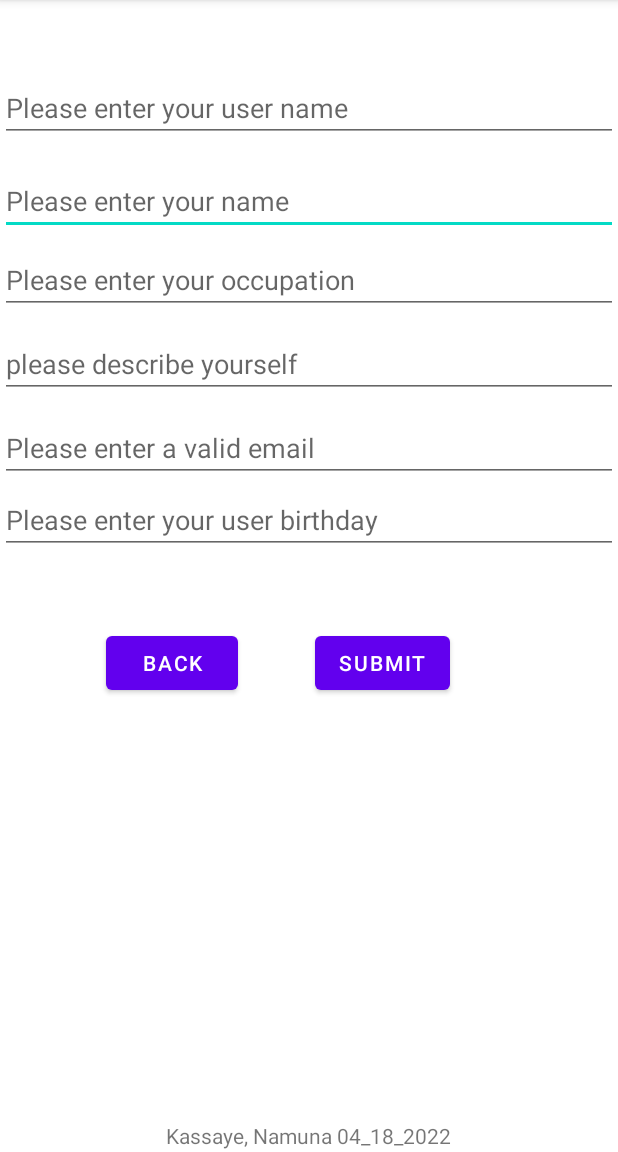
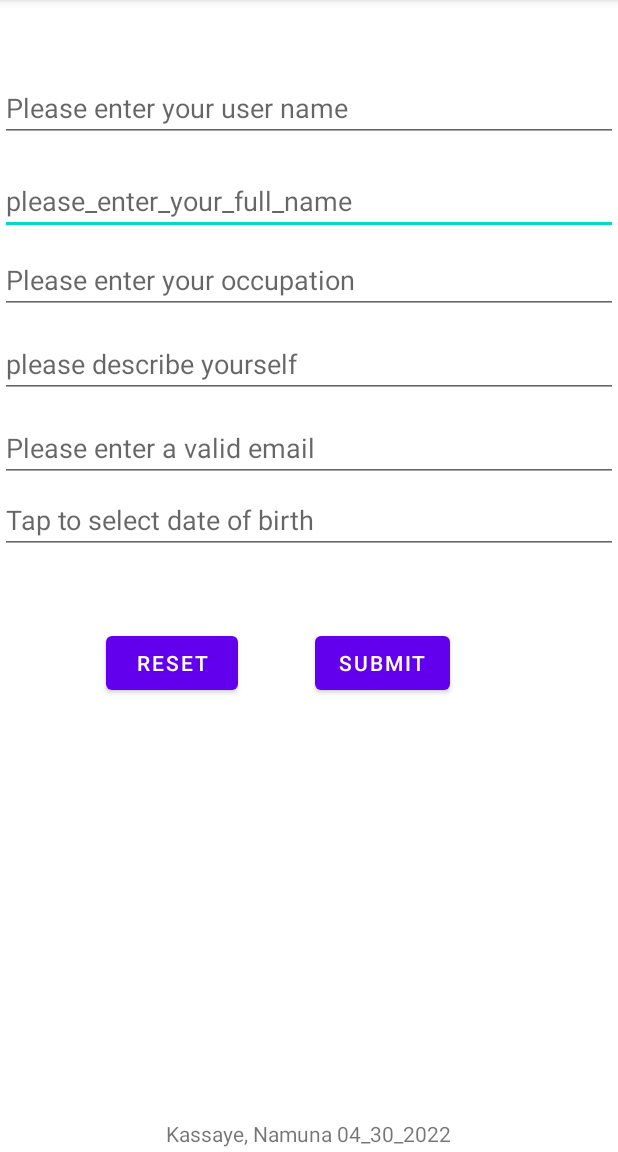
Before and after one commit to nk9487/AD340-HelloWorld, an Android app: the screen it shows after launch (MainActivity), on a phone screen of 412 x 824 dp, the part 84-1236 px from its top. Run offline under Robolectric (Android 15) with nearby library versions, the phone set to English and light mode, and no system bars.

Commit message:
assignment 2 comments incorporated.

```diff
--- a/app/src/main/java/com/example/helloworld/Constants.java
+++ b/app/src/main/java/com/example/helloworld/Constants.java
@@ -2,6 +2,7 @@ package com.example.helloworld;
 
 public class Constants {
     public static final String USER_NAME_KEY = "username";
+    public static final String USER_FULL_NAME_KEY = "fullName";
     public static final String USER_AGE_KEY = "age";
     public static final String USER_EMAIL_KEY = "userEmail";
     public static final String USER_OCCUPATION_KEY = "occupation";
--- a/app/src/main/res/layout/activity_main.xml
+++ b/app/src/main/res/layout/activity_main.xml
@@ -6,6 +6,7 @@
     android:layout_width="match_parent"
     android:layout_height="match_parent"
     tools:context=".MainActivity">
+
 
     <TextView
         android:id="@+id/intro"
@@ -17,20 +18,21 @@
         app:layout_constraintLeft_toLeftOf="parent"
         app:layout_constraintRight_toRightOf="parent"
         app:layout_constraintTop_toTopOf="parent"
-        app:layout_constraintVertical_bias="0.998" />
-
+        app:layout_constraintVertical_bias="0.996" />
 
     <EditText
-        android:id="@+id/name"
+        android:id="@+id/full_name_field"
+        android:inputType="text"
         android:layout_width="match_parent"
         android:layout_height="wrap_content"
         android:layout_marginTop="111dp"
-        android:hint="@string/please_enter_your_name"
+        android:hint="@string/please_enter_your_full_name"
         app:layout_constraintTop_toTopOf="parent"
         tools:layout_editor_absoluteX="0dp" />
 
     <EditText
-        android:id="@+id/occupation"
+        android:id="@+id/occupation_field"
+        android:inputType="text"
         android:layout_width="match_parent"
         android:layout_height="wrap_content"
         android:layout_marginTop="164dp"
@@ -39,7 +41,8 @@
         tools:layout_editor_absoluteX="-16dp" />
 
     <EditText
-        android:id="@+id/description"
+        android:id="@+id/description_field"
+        android:inputType="text"
         android:layout_width="match_parent"
         android:layout_height="wrap_content"
         android:layout_marginTop="220dp"
@@ -48,8 +51,9 @@
         tools:layout_editor_absoluteX="0dp" />
 
     <EditText
-        android:id="@+id/user_name"
+        android:id="@+id/user_name_field"
         android:layout_width="match_parent"
+        android:inputType="text"
         android:layout_height="wrap_content"
         android:layout_marginTop="49dp"
         android:hint="@string/please_enter_your_user_name"
@@ -58,7 +62,8 @@
 
 
     <EditText
-        android:id="@+id/email"
+        android:id="@+id/email_field"
+        android:inputType="textEmailAddress"
         android:layout_width="match_parent"
         android:layout_height="wrap_content"
         android:layout_marginTop="276dp"
@@ -67,11 +72,13 @@
         tools:layout_editor_absoluteX="0dp" />
 
     <EditText
-        android:id="@+id/birthday"
+        android:id="@+id/birthday_field"
+        android:inputType = "date"
         android:layout_width="match_parent"
         android:layout_height="wrap_content"
         android:layout_marginTop="324dp"
-        android:hint="@string/please_enter_your_user_birthday"
+        android:onClick="onDobClick"
+        android:hint="@string/tap_to_select_date_of_birth"
         app:layout_constraintTop_toTopOf="parent"
         tools:layout_editor_absoluteX="0dp" />
 
@@ -87,12 +94,12 @@
         app:layout_constraintTop_toTopOf="parent" />
 
     <Button
-        android:id="@+id/button_back"
+        android:id="@+id/activity_button_back"
         android:layout_width="wrap_content"
         android:layout_height="wrap_content"
         android:layout_marginTop="418dp"
         android:layout_marginEnd="253dp"
-        android:text="@string/back_button"
+        android:text="@string/reset"
         app:layout_constraintEnd_toEndOf="parent"
         app:layout_constraintTop_toTopOf="parent" />
 
--- a/app/src/main/res/values/strings.xml
+++ b/app/src/main/res/values/strings.xml
@@ -1,6 +1,6 @@
 <resources>
     <string name="app_name">HelloWorld</string>
-    <string name="Author_Info">Kassaye, Namuna 04_18_2022</string>
+    <string name="Author_Info">Kassaye, Namuna 04_30_2022</string>
     <string name="button_text">ClickMe</string>
     <string name="name_input">PLEASE ENTER NAME</string>
     <string name="welcome">WELCOME</string>
@@ -21,6 +21,14 @@
     <string name="profile_picture">Profile picture</string>
     <string name="name">name</string>
     <string name="age">Age</string>
-    <string name="welcom_occupation">Occupation</string>
+    <string name="welcome_occupation">Occupation</string>
     <string name="welcome_description">Description</string>
+    <string name="please_enter_a_valid_content">please enter vlaues to the fields</string>
+    <string name="eighteen_error">You must be at least 18 year old to sign up</string>
+    <string name="tap_to_select_date_of_birth">Tap to select date of birth</string>
+    <string name="please_enter_your_full_name">please_enter_your_full_name</string>
+    <string name="reset">RESET</string>
+    <string name="thanks_message">Thank You For Signing up</string>
+    <string name="text_slash_symbol">/</string>
+    <string name="welcome_back_button">Back</string>
 </resources>
```
Also changed, not shown: app/src/main/AndroidManifest.xml (+4 -5 lines), app/src/main/java/com/example/helloworld/MainActivity.java (+98 -50 lines), app/src/main/java/com/example/helloworld/Welcome.java (+31 -18 lines), app/src/main/res/layout/activity_welcome.xml (+18 -16 lines), 1 other file.
